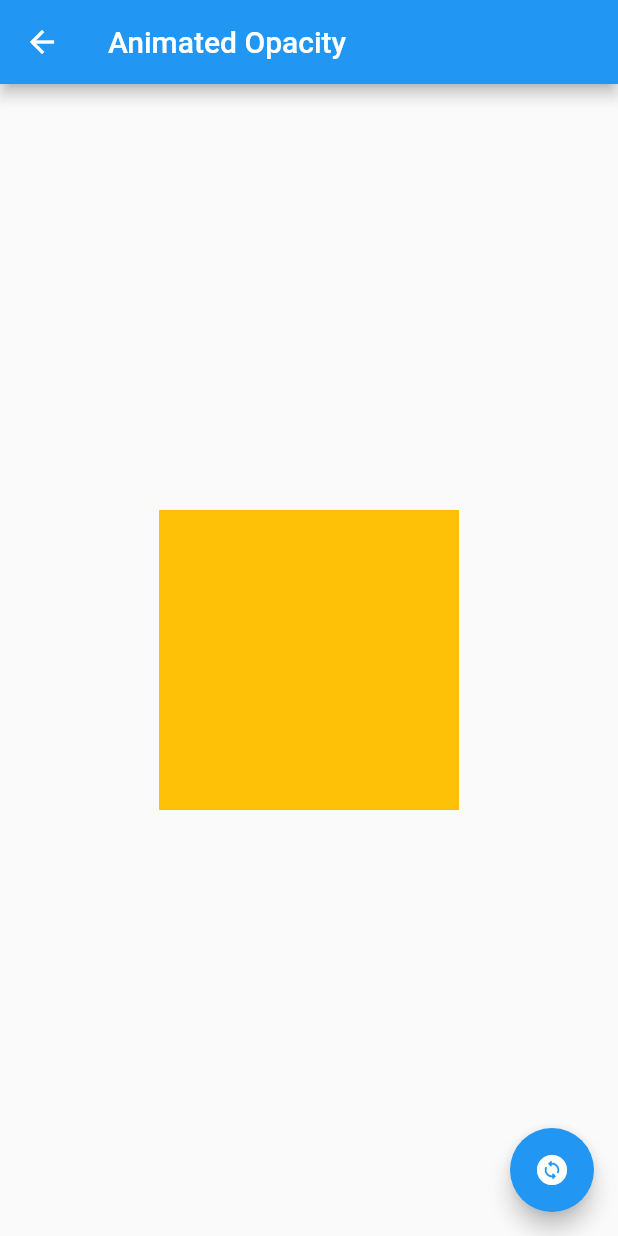
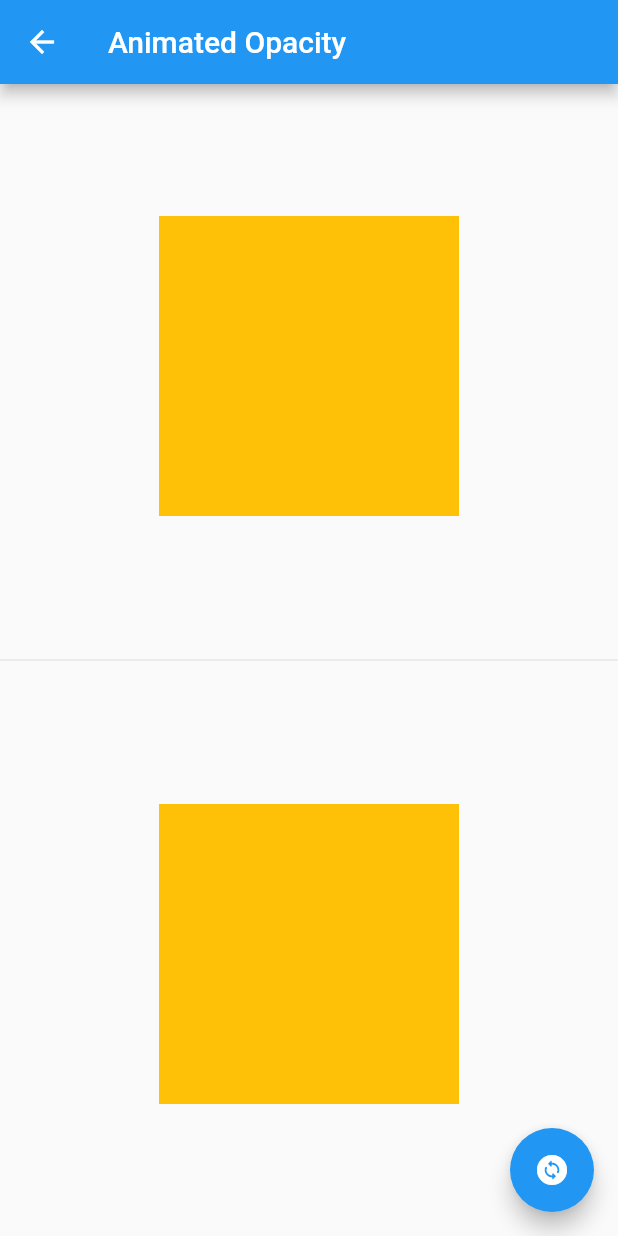
Before and after one commit to amirhossein-jahangiri/Flutter-Animation-Examples, a Flutter app: the screen it shows after launch, after a tap on "Animated Opacity", on a phone screen of 412 x 824 dp. Run offline on Flutter 3.47's test engine with Material 2 defaults, Android fonts, the phone set to English and light mode, and no system bars.

Commit message:
update screens ui and codes for published app to stores

```diff
--- a/lib/animated_screen/animated_default_text_style_widget.dart
+++ b/lib/animated_screen/animated_default_text_style_widget.dart
@@ -36,6 +36,7 @@ class _AnimatedDefaultTextStyleScreenState
         child: Column(
           mainAxisAlignment: MainAxisAlignment.center,
           children: [
+            // TODO: Without Animation
             Expanded(
               child: Center(
                 child: DefaultTextStyle(
@@ -51,6 +52,7 @@ class _AnimatedDefaultTextStyleScreenState
 
             const Divider(),
 
+            // TODO: With Animation
             Expanded(
               child: Center(
                 child: AnimatedDefaultTextStyle(
--- a/lib/animated_screen/animated_opacity_widget.dart
+++ b/lib/animated_screen/animated_opacity_widget.dart
@@ -1,4 +1,5 @@
 import 'package:flutter/material.dart';
+import 'dart:math';
 
 // TODO: using AnimatedOpacity widget animated version of Opacity widget
 
@@ -10,13 +11,16 @@ class AnimatedOpacityScreen extends StatefulWidget {
 }
 
 class _AnimatedOpacityScreenState extends State<AnimatedOpacityScreen> {
+  final Random random = Random();
   double _opacityValue = 1.0;
+  Color _opacityColor = Colors.amber;
 
   void update() {
     setState((){
       _opacityValue == 1.0
           ? _opacityValue = 0.0
           : _opacityValue = 1.0;
+      _opacityColor = Colors.primaries[random.nextInt(17)];
     });
   }
 
@@ -29,14 +33,39 @@ class _AnimatedOpacityScreenState extends State<AnimatedOpacityScreen> {
         child: const Icon(Icons.change_circle_rounded),
       ),
       body: Center(
-        child: AnimatedOpacity(
-          opacity: _opacityValue,
-          duration: const Duration(milliseconds: 2000),
-          child: Container(
-            height: 200,
-            width: 200,
-            color: Colors.amber,
-          ),
+        child: Column(
+          children: [
+            // TODO: Without Animation
+            Expanded(
+              child: Center(
+                child: Opacity(
+                  opacity: _opacityValue,
+                  child: Container(
+                    height: 200,
+                    width: 200,
+                    color: _opacityColor,
+                  ),
+                ),
+              ),
+            ),
+
+            const Divider(),
+
+            // TODO: With Animation
+            Expanded(
+              child: Center(
+                child: AnimatedOpacity(
+                  opacity: _opacityValue,
+                  duration: const Duration(milliseconds: 500),
+                  child: Container(
+                    height: 200,
+                    width: 200,
+                    color: _opacityColor,
+                  ),
+                ),
+              ),
+            ),
+          ],
         ),
       ),
     );
--- a/lib/home_screen.dart
+++ b/lib/home_screen.dart
@@ -10,7 +10,7 @@ import '/animated_screen/animated_default_text_style_widget.dart';
 class HomeScreen extends StatelessWidget {
   const HomeScreen({Key? key}) : super(key: key);
 
-  _buildRoutingWithName(BuildContext context, Widget widgetName) {
+  Future<dynamic> _buildRoutingWithName(BuildContext context, Widget widgetName) {
     return Navigator.of(context).push(
       MaterialPageRoute(builder: (context) => widgetName),
     );
--- a/lib/main.dart
+++ b/lib/main.dart
@@ -11,7 +11,7 @@ class MyApp extends StatelessWidget {
   Widget build(BuildContext context) {
     return const MaterialApp(
       debugShowCheckedModeBanner: false,
-      title: 'Learn Animation',
+      title: 'Flutter Animation Examples',
       home: HomeScreen(),
     );
   }
```
Also changed, not shown: lib/animated_screen/animated_align_widget.dart (+24 -0 lines), lib/animated_screen/animated_container_widget.dart (+31 -5 lines), lib/animated_screen/animated_hero_widget.dart (+65 -12 lines).
